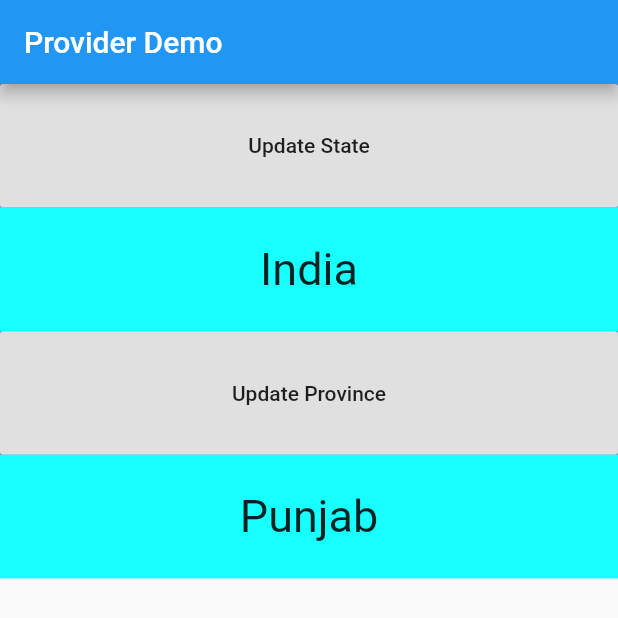
After one commit to iamkishansharma/sample, a Flutter app: the screen it shows after launch, after a tap on "Provider Demo", on a phone screen of 412 x 824 dp. The commit adds this screen. Shown: the top 618 px of the screen. Run offline on Flutter 3.47's test engine with Material 2 defaults, Android fonts, the phone set to English and light mode, and no system bars; our stand-ins replace camera, google_maps_flutter, location, shared_preferences; missing offline and left inert: flutter_polyline_points.

Commit message:
Provider & Consumers Demo Added

```diff
--- /dev/null
+++ b/lib/ProviderDemo.dart
@@ -0,0 +1,115 @@
+import 'package:flutter/material.dart';
+import 'package:provider/provider.dart';
+
+class ProvideDemoApp extends StatelessWidget {
+  @override
+  Widget build(BuildContext context) {
+    return MultiProvider(
+      providers: [
+        FutureProvider<CountryModel>(
+            initialData: new CountryModel("India"),
+            create: (context) => getCountryModelFromNetwork()),
+        FutureProvider<ProvinceModel>(
+            initialData: new ProvinceModel("Punjab"),
+            create: (context) => getProvinceModelFromNetwork()),
+      ],
+      child: MaterialApp(
+        home: Scaffold(
+          appBar: AppBar(
+            title: Text('Provider Demo'),
+          ),
+          body: Column(
+            children: [
+              Center(
+                child: Container(
+                  width: double.infinity,
+                  height: MediaQuery.of(context).size.height / 10,
+                  color: Colors.blueAccent,
+                  child: Consumer<CountryModel>(
+                    builder: (context, cm, child) {
+                      return RaisedButton(
+                        child: Text('Update State'),
+                        onPressed: () {},
+                      );
+                    },
+                  ),
+                ),
+              ),
+              Center(
+                child: Container(
+                  alignment: AlignmentDirectional.center,
+                  width: double.infinity,
+                  height: MediaQuery.of(context).size.height / 10,
+                  color: Colors.cyanAccent,
+                  child: Consumer<CountryModel>(
+                    builder: (context, cm, child) {
+                      return Text(
+                        cm.countryName,
+                        style: TextStyle(fontSize: 30.0),
+                      );
+                    },
+                  ),
+                ),
+              ),
+              /////Todo::
+
+              Center(
+                child: Container(
+                  width: double.infinity,
+                  height: MediaQuery.of(context).size.height / 10,
+                  color: Colors.blueAccent,
+                  child: Consumer<ProvinceModel>(
+                    builder: (context, cm, child) {
+                      return RaisedButton(
+                        child: Text('Update Province'),
+                        onPressed: () {},
+                      );
+                    },
+                  ),
+                ),
+              ),
+              Center(
+                child: Container(
+                  alignment: AlignmentDirectional.center,
+                  width: double.infinity,
+                  height: MediaQuery.of(context).size.height / 10,
+                  color: Colors.cyanAccent,
+                  child: Consumer<ProvinceModel>(
+                    builder: (context, cm, child) {
+                      return Text(
+                        cm.proName,
+                        style: TextStyle(fontSize: 30.0),
+                      );
+                    },
+                  ),
+                ),
+              )
+            ],
+          ),
+        ),
+      ),
+    );
+  }
+}
+
+Future<CountryModel> getCountryModelFromNetwork() async {
+  await Future.delayed(Duration(seconds: 6));
+  return CountryModel("Nepal");
+}
+
+class CountryModel with ChangeNotifier {
+  String countryName = "India";
+
+  CountryModel(this.countryName);
+}
+
+Future<ProvinceModel> getProvinceModelFromNetwork() async {
+  await Future.delayed(Duration(seconds: 10));
+  return ProvinceModel("Bagmati");
+}
+
+class ProvinceModel with ChangeNotifier {
+  String proName = "Punjab";
+
+  ProvinceModel(this.proName);
+}
--- a/lib/main.dart
+++ b/lib/main.dart
@@ -5,6 +5,7 @@ import 'package:flutter/rendering.dart';
 import 'package:flutter/services.dart';
 import 'package:sample/FileHandingDemo.dart';
 import 'package:sample/LearningNewThings.dart';
+import 'package:sample/ProviderDemo.dart';
 import 'package:sample/TakePitureDemo.dart';
 import 'dart:math';
 import 'AnimationDemo.dart';
@@ -51,6 +52,7 @@ class MyApp extends StatelessWidget {
         '/mapMarkers': (context) => LocationOnMaps(),
         '/gotoAnimation': (context) => AnimationHome(),
         '/newThings': (context) => LearningNewThings(),
+        '/providerDemo':(context)=> ProvideDemoApp(),
       },
     );
   }
@@ -150,6 +152,13 @@ class PageOne extends StatelessWidget {
               },
               child: Text("Goto Buttons"),
             ),
+            FlatButton(
+              color: Colors.deepPurpleAccent,
+              onPressed: () {
+                Navigator.pushNamed(context, '/providerDemo');
+              },
+              child: Text("Provider Demo"),
+            ),
 
             FittedBox(
               child: FlatButton(
--- a/pubspec.yaml
+++ b/pubspec.yaml
@@ -37,6 +37,7 @@ dependencies:
   http:
   #for drawing lines
   flutter_polyline_points:
+  provider:
 
 dev_dependencies:
   flutter_test:
```
Also changed, not shown: pubspec.lock.
